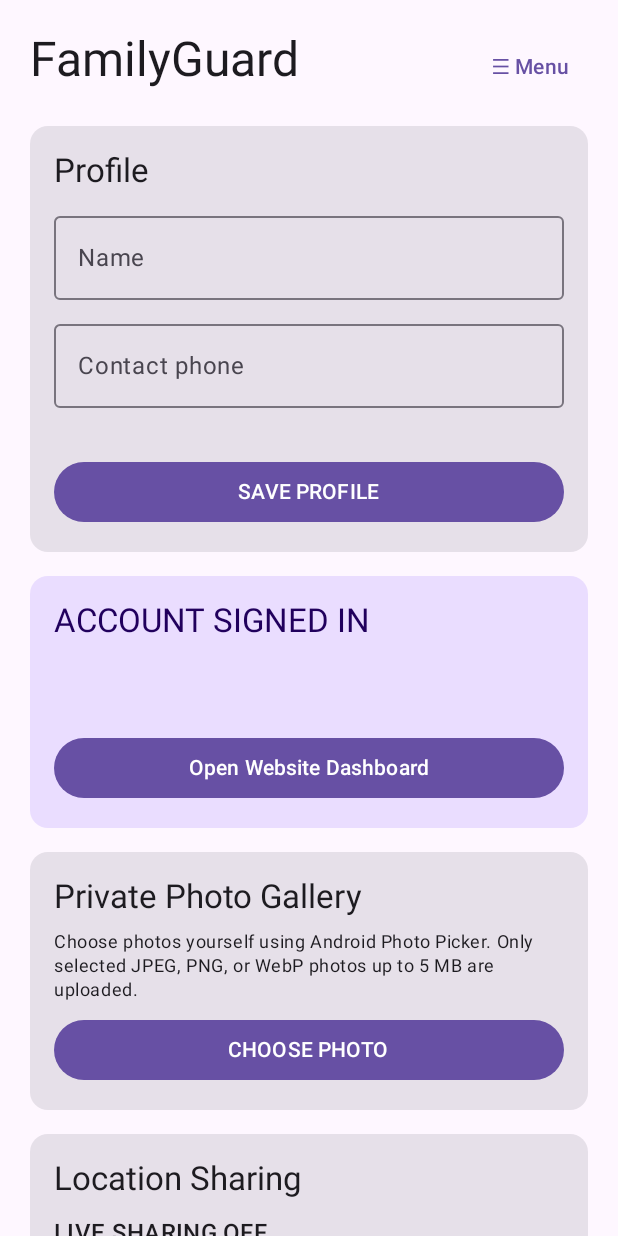
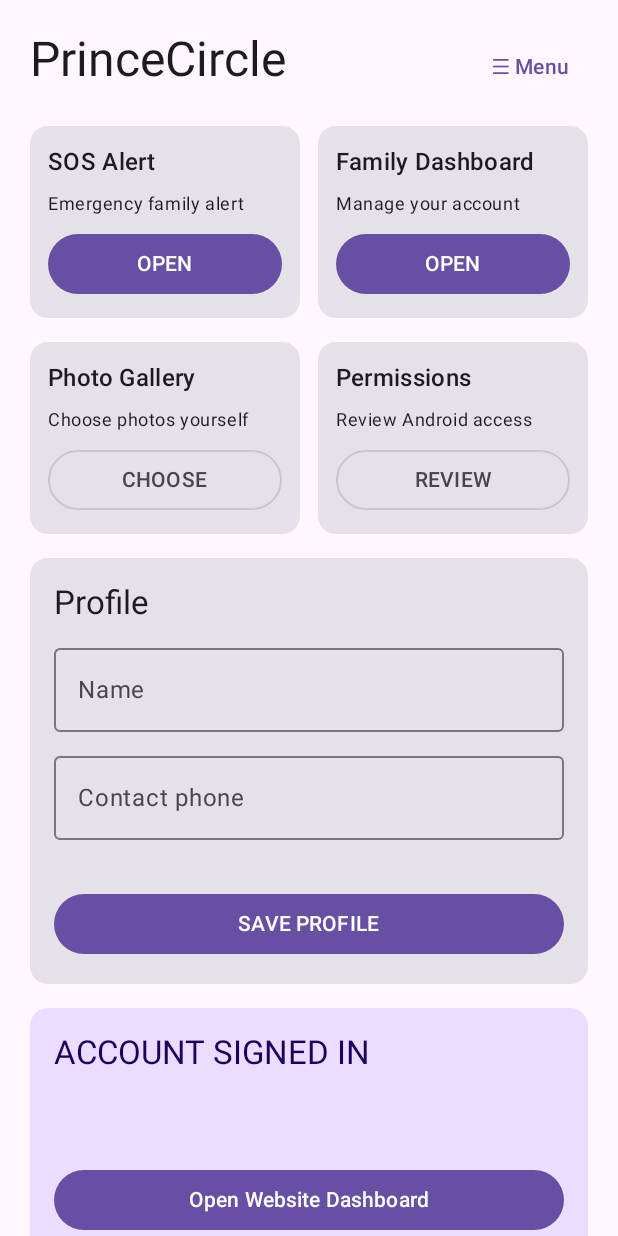
Before and after one commit to princeofworld/PrinceHacker, an Android app built with Jetpack Compose: the composable FamilyGuardDashboard called with empty values, on a phone screen of 412 x 824 dp. Run offline under Robolectric (Android 15) with nearby library versions, the phone set to English and light mode, and no system bars; 3 statements that could not run were skipped.

Commit message:
Polish PrinceCircle Android branding and dashboard navigation

```diff
--- a/app/src/main/java/com/princeofworld/familyguard/MainActivity.kt
+++ b/app/src/main/java/com/princeofworld/familyguard/MainActivity.kt
@@ -290,7 +290,7 @@ class MainActivity : ComponentActivity() {
                 notice?.let { message ->
                     AlertDialog(
                         onDismissRequest = { notice = null },
-                        title = { Text("FamilyGuard") },
+                        title = { Text("PrinceCircle") },
                         text = { Text(message) },
                         confirmButton = { TextButton(onClick = { notice = null }) { Text("OK") } }
                     )
@@ -947,7 +947,7 @@ private fun ParentalConsentDisclosureScreen(
             modifier = Modifier.fillMaxSize().verticalScroll(rememberScrollState()).padding(24.dp),
             verticalArrangement = Arrangement.spacedBy(14.dp)
         ) {
-            Text("FamilyGuard — Important privacy notice", style = MaterialTheme.typography.headlineMedium)
+            Text("PrinceCircle — Important privacy notice", style = MaterialTheme.typography.headlineMedium)
             Text(
                 "A parent or legal guardian must review and accept this notice before FamilyGuard can request location permission or open Usage Access settings.",
                 style = MaterialTheme.typography.bodyLarge
@@ -1004,7 +1004,7 @@ private fun LoginScreen(
             Button(onClick = { onLogin(email, password) }, enabled = email.isNotBlank() && password.isNotBlank(),
                 modifier = Modifier.fillMaxWidth()) { Text("LOGIN") }
             OutlinedButton(onClick = onOpenWebsite, modifier = Modifier.fillMaxWidth()) {
-                Text("Open FamilyGuard Website")
+                Text("Open PrinceCircle Website")
             }
             if (message.isNotBlank()) Text(message, style = MaterialTheme.typography.bodySmall)
             Spacer(Modifier.height(12.dp))
@@ -1056,13 +1056,26 @@ private fun FamilyGuardDashboard(
                     modifier = Modifier.fillMaxWidth().padding(20.dp),
                     verticalArrangement = Arrangement.spacedBy(10.dp)
                 ) {
-                    Text("FamilyGuard Menu", style = MaterialTheme.typography.titleLarge)
+                    Text("PrinceCircle Menu", style = MaterialTheme.typography.titleLarge)
+                    Text("Account", style = MaterialTheme.typography.titleMedium)
+                    OutlinedButton(
+                        onClick = { scope.launch { drawerState.close(); onLogout() } },
+                        modifier = Modifier.fillMaxWidth()
+                    ) { Text("Login / Switch Account") }
                     Text("Safety", style = MaterialTheme.typography.titleMedium)
                     Button(
                         onClick = { scope.launch { drawerState.close(); onSos() } },
                         modifier = Modifier.fillMaxWidth()
                     ) { Text("SOS Safety Alert") }
                     Text("Settings", style = MaterialTheme.typography.titleMedium)
+                    OutlinedButton(
+                        onClick = { scope.launch { drawerState.close(); onSetupPermissions() } },
+                        modifier = Modifier.fillMaxWidth()
+                    ) { Text("Permission Settings") }
+                    OutlinedButton(
+                        onClick = { scope.launch { drawerState.close(); onUsage() } },
+                        modifier = Modifier.fillMaxWidth()
+                    ) { Text("Usage Access Settings") }
                     OutlinedButton(
                         onClick = { scope.launch { drawerState.close(); onPrivacy() } },
                         modifier = Modifier.fillMaxWidth()
@@ -1089,8 +1102,40 @@ private fun FamilyGuardDashboard(
                 verticalArrangement = Arrangement.spacedBy(16.dp)
             ) {
                 Row(modifier = Modifier.fillMaxWidth(), horizontalArrangement = Arrangement.SpaceBetween) {
-                    Text("FamilyGuard", style = MaterialTheme.typography.headlineLarge)
+                    Text("PrinceCircle", style = MaterialTheme.typography.headlineLarge)
                     TextButton(onClick = { scope.launch { drawerState.open() } }) { Text("☰ Menu") }
+                }
+                Row(modifier = Modifier.fillMaxWidth(), horizontalArrangement = Arrangement.spacedBy(12.dp)) {
+                    Card(modifier = Modifier.weight(1f)) {
+                        Column(Modifier.padding(12.dp), verticalArrangement = Arrangement.spacedBy(8.dp)) {
+                            Text("SOS Alert", style = MaterialTheme.typography.titleMedium)
+                            Text("Emergency family alert", style = MaterialTheme.typography.bodySmall)
+                            Button(onClick = onSos, modifier = Modifier.fillMaxWidth()) { Text("OPEN") }
+                        }
+                    }
+                    Card(modifier = Modifier.weight(1f)) {
+                        Column(Modifier.padding(12.dp), verticalArrangement = Arrangement.spacedBy(8.dp)) {
+                            Text("Family Dashboard", style = MaterialTheme.typography.titleMedium)
+                            Text("Manage your account", style = MaterialTheme.typography.bodySmall)
+                            Button(onClick = onOpenWebsite, modifier = Modifier.fillMaxWidth()) { Text("OPEN") }
+                        }
+                    }
+                }
+                Row(modifier = Modifier.fillMaxWidth(), horizontalArrangement = Arrangement.spacedBy(12.dp)) {
+                    Card(modifier = Modifier.weight(1f)) {
+                        Column(Modifier.padding(12.dp), verticalArrangement = Arrangement.spacedBy(8.dp)) {
+                            Text("Photo Gallery", style = MaterialTheme.typography.titleMedium)
+                            Text("Choose photos yourself", style = MaterialTheme.typography.bodySmall)
+                            OutlinedButton(onClick = onPickPhoto, modifier = Modifier.fillMaxWidth()) { Text("CHOOSE") }
+                        }
+                    }
+                    Card(modifier = Modifier.weight(1f)) {
+                        Column(Modifier.padding(12.dp), verticalArrangement = Arrangement.spacedBy(8.dp)) {
+                            Text("Permissions", style = MaterialTheme.typography.titleMedium)
+                            Text("Review Android access", style = MaterialTheme.typography.bodySmall)
+                            OutlinedButton(onClick = onSetupPermissions, modifier = Modifier.fillMaxWidth()) { Text("REVIEW") }
+                        }
+                    }
                 }
                 var editableName by remember(profileName) { mutableStateOf(profileName) }
                 var editablePhone by remember(profilePhone) { mutableStateOf(profilePhone) }
@@ -1172,10 +1217,10 @@ private fun FamilyGuardDashboard(
                 }
                 Card(modifier = Modifier.fillMaxWidth()) {
                     Column(Modifier.padding(16.dp), verticalArrangement = Arrangement.spacedBy(10.dp)) {
-                        Text("Permission Setup", style = MaterialTheme.typography.titleLarge)
+                        Text("Permissions & Privacy", style = MaterialTheme.typography.titleLarge)
                         Text("Review each Android permission prompt. Location sharing remains off until family consent is enabled and you explicitly start sharing.")
                         Text(permissionStatusText, style = MaterialTheme.typography.bodyMedium)
-                        Button(onClick = onSetupPermissions, modifier = Modifier.fillMaxWidth()) { Text("ONE-CLICK PERMISSION SETUP") }
+                        Button(onClick = onSetupPermissions, modifier = Modifier.fillMaxWidth()) { Text("GRANT ALL PERMISSIONS") }
                     }
                 }
                 Text("FamilyGuard location sharing is visible, consent-based and revocable. SOS and account settings are available from the menu.", style = MaterialTheme.typography.bodySmall)
```
